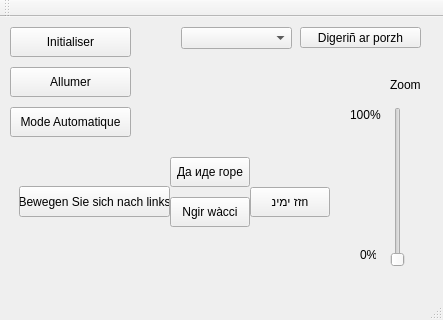
klemaire60/CameraDeSurveillance, file CameraDeSurveillance/CameraDeSurveillance.ui: the form before one commit.
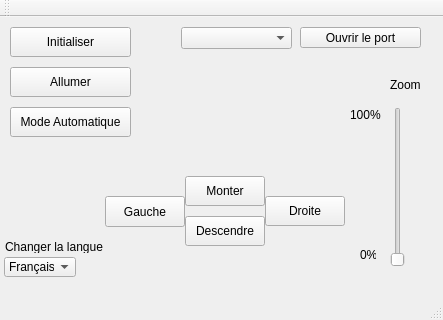
The form after the commit.

Commit message: Changement de langue

What changed in the file:
```diff
--- a/CameraDeSurveillance/CameraDeSurveillance.ui
+++ b/CameraDeSurveillance/CameraDeSurveillance.ui
@@ -56,53 +56,53 @@
    <widget class="QPushButton" name="moveUpButton">
     <property name="geometry">
      <rect>
-      <x>170</x>
-      <y>140</y>
+      <x>185</x>
+      <y>159</y>
       <width>80</width>
       <height>30</height>
      </rect>
     </property>
     <property name="text">
-     <string>Да иде горе</string>
+     <string>Monter</string>
     </property>
    </widget>
    <widget class="QPushButton" name="moveLeftButton">
     <property name="geometry">
      <rect>
-      <x>19</x>
-      <y>169</y>
-      <width>151</width>
+      <x>105</x>
+      <y>179</y>
+      <width>80</width>
       <height>31</height>
      </rect>
     </property>
     <property name="text">
-     <string>Bewegen Sie sich nach links</string>
+     <string>Gauche</string>
     </property>
    </widget>
    <widget class="QPushButton" name="moveRightButon">
     <property name="geometry">
      <rect>
-      <x>250</x>
-      <y>170</y>
+      <x>265</x>
+      <y>179</y>
       <width>80</width>
       <height>30</height>
      </rect>
     </property>
     <property name="text">
-     <string>זז ימינn</string>
+     <string>Droite</string>
     </property>
    </widget>
    <widget class="QPushButton" name="moveDownButon">
     <property name="geometry">
      <rect>
-      <x>170</x>
-      <y>180</y>
+      <x>185</x>
+      <y>199</y>
       <width>80</width>
       <height>30</height>
      </rect>
     </property>
     <property name="text">
-     <string>Ngir wàcci</string>
+     <string>Descendre</string>
     </property>
    </widget>
    <widget class="QPushButton" name="OpenPortButton">
@@ -115,7 +115,7 @@
      </rect>
     </property>
     <property name="text">
-     <string>Digeriñ ar porzh</string>
+     <string>Ouvrir le port</string>
     </property>
    </widget>
    <widget class="QComboBox" name="portChoiceComboBox">
@@ -193,6 +193,84 @@
      <string/>
     </property>
    </widget>
+   <widget class="QComboBox" name="ChoseLanguage">
+    <property name="geometry">
+     <rect>
+      <x>4</x>
+      <y>240</y>
+      <width>72</width>
+      <height>20</height>
+     </rect>
+    </property>
+    <item>
+     <property name="text">
+      <string>Français</string>
+     </property>
+    </item>
+    <item>
+     <property name="text">
+      <string>English</string>
+     </property>
+    </item>
+    <item>
+     <property name="text">
+      <string>Deutsch</string>
+     </property>
+    </item>
+    <item>
+     <property name="text">
+      <string>Arabic</string>
+     </property>
+    </item>
+    <item>
+     <property name="text">
+      <string>Breizh</string>
+     </property>
+    </item>
+    <item>
+     <property name="text">
+      <string>Russian</string>
+     </property>
+    </item>
+    <item>
+     <property name="text">
+      <string>Mandarin</string>
+     </property>
+    </item>
+    <item>
+     <property name="text">
+      <string>Spanish</string>
+     </property>
+    </item>
+    <item>
+     <property name="text">
+      <string>Serbian</string>
+     </property>
+    </item>
+    <item>
+     <property name="text">
+      <string>Latin</string>
+     </property>
+    </item>
+    <item>
+     <property name="text">
+      <string>Greek</string>
+     </property>
+    </item>
+   </widget>
+   <widget class="QLabel" name="label_4">
+    <property name="geometry">
+     <rect>
+      <x>5</x>
+      <y>223</y>
+      <width>160</width>
+      <height>13</height>
+     </rect>
+    </property>
+    <property name="text">
+     <string>Changer la langue</string>
+    </property>
+   </widget>
   </widget>
   <widget class="QMenuBar" name="menuBar">
    <property name="geometry">
```
Left out of the diff: 17 changed lines with no effect on the pictures. The commit also changes 3 other files.
